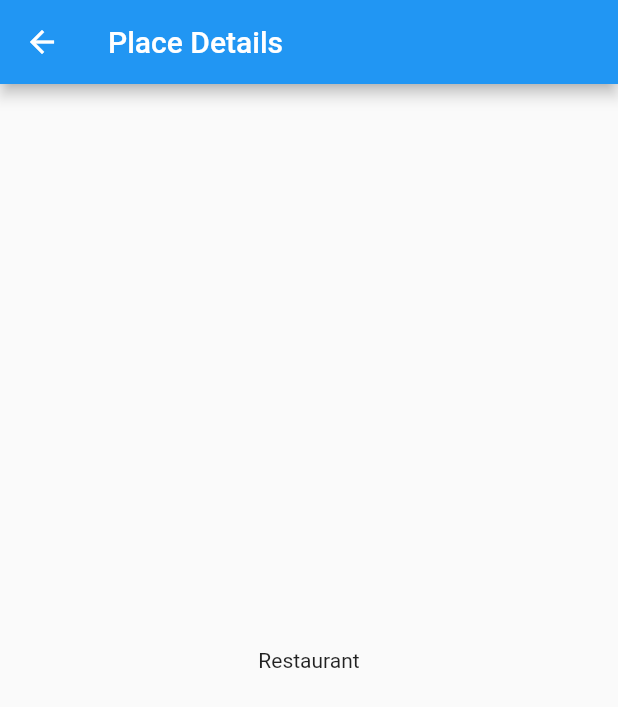
After one commit to roubertedgar/eat-eat-flutter, a Flutter app: the screen it shows after launch, after a tap on "Restaurant", on a phone screen of 412 x 824 dp. The commit adds this screen. Shown: the top 707 px of the screen. Run offline on Flutter 3.47's test engine with Material 2 defaults, Android fonts, the phone set to English and light mode, and no system bars.

Commit message:
Uses named routes to navigate between screens

```diff
--- /dev/null
+++ b/lib/place/list/PlaceListScreen.dart
@@ -0,0 +1,41 @@
+import 'package:flutter/material.dart';
+
+import 'PlaceListItem.dart';
+import 'PlaceListItemView.dart';
+import 'detais/PlaceDetailsScreen.dart';
+
+class PlaceListScreen extends StatelessWidget {
+  final listItems = [
+    PlaceListItem("Restaurant", "Category", "A very good place to be crazy"),
+    PlaceListItem(
+        "Restaurant", "Other Category", "A very good place to be crazy"),
+    PlaceListItem(
+        "Restaurant", "One more Category", "A very good place to be crazy")
+  ];
+
+  @override
+  Widget build(BuildContext context) {
+    return new Scaffold(
+      appBar: new AppBar(
+        title: new Text("Place List"),
+      ),
+      body: new Center(
+        child: ListView.builder(
+          itemBuilder: (context, position) {
+            return PlaceListItemView(
+              onTap: () {
+                navigateToItemDetails(context, listItems[position]);
+              },
+              placeListItem: listItems[position],
+            );
+          },
+          itemCount: listItems.length,
+        ),
+      ),
+    );
+  }
+
+  void navigateToItemDetails(BuildContext context, PlaceListItem placeListItem) {
+    Navigator.pushNamed(context, PlaceDetailsRoute.routeName, arguments: placeListItem);
+  }
+}
--- /dev/null
+++ b/lib/place/list/detais/PlaceDetailsScreen.dart
@@ -0,0 +1,30 @@
+import 'package:flutter/material.dart';
+
+import '../PlaceListItem.dart';
+
+class PlaceDetailsScreen extends StatelessWidget {
+  final PlaceListItem placeListItem;
+
+  PlaceDetailsScreen(this.placeListItem);
+
+  @override
+  Widget build(BuildContext context) {
+    return Scaffold(
+      appBar: AppBar(
+        title: Text("Place Details"),
+      ),
+      body: Center(child: Text(placeListItem.name)),
+    );
+  }
+}
+
+class PlaceDetailsRoute extends StatelessWidget {
+  static const routeName = '/PlaceDetails';
+
+  @override
+  Widget build(BuildContext context) {
+    final PlaceListItem placeListItem = ModalRoute.of(context).settings.arguments;
+
+    return PlaceDetailsScreen(placeListItem);
+  }
+}
```
Also changed, not shown: lib/main.dart (+7 -53 lines), lib/place/list/detais/PlaceDetailsView.dart (deleted, +0 -19 lines).
